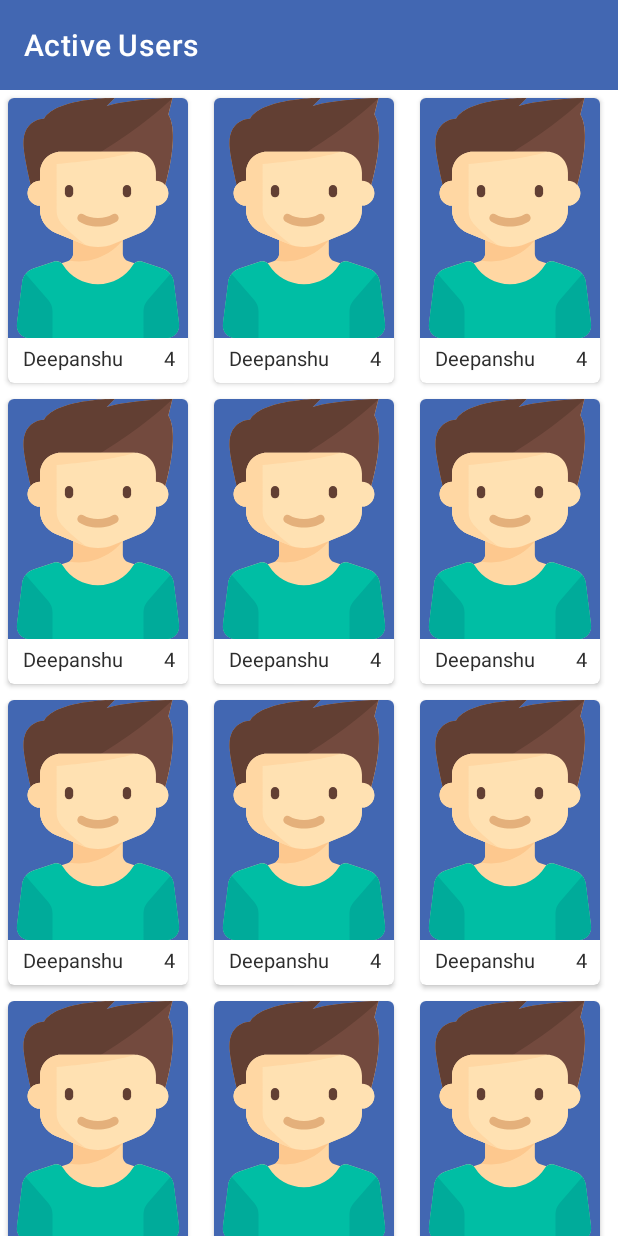
After one commit to Sjsingh101/CampusPool, an Android app: the UserListActivity screen opened directly, with no data from a screen before it, on a phone screen of 412 x 824 dp. The commit adds this screen. Run offline under Robolectric (Android 15) with nearby library versions, the light colour scheme and no system bars.

Commit message:
users grid added

```diff
--- a/app/build.gradle
+++ b/app/build.gradle
@@ -25,6 +25,8 @@ dependencies {
     implementation 'androidx.constraintlayout:constraintlayout:1.1.3'
     implementation 'com.android.support:design:28.0.0'
     implementation 'com.google.android.gms:play-services-maps:16.1.0'
+    implementation 'com.android.support:cardview-v7:28.0.0'
+    implementation 'com.android.support:recyclerview-v7:28.0.0'
     testImplementation 'junit:junit:4.12'
     androidTestImplementation 'androidx.test:runner:1.1.1'
     androidTestImplementation 'androidx.test.espresso:espresso-core:3.1.1'
--- a/app/src/main/java/com/sjsingh101/campuspool/HomeActivity.java
+++ b/app/src/main/java/com/sjsingh101/campuspool/HomeActivity.java
@@ -2,6 +2,7 @@ package com.sjsingh101.campuspool;
 
 import androidx.fragment.app.FragmentActivity;
 
+import android.content.Intent;
 import android.os.Bundle;
 
 import com.google.android.gms.maps.CameraUpdateFactory;
@@ -9,6 +10,7 @@ import com.google.android.gms.maps.GoogleMap;
 import com.google.android.gms.maps.OnMapReadyCallback;
 import com.google.android.gms.maps.SupportMapFragment;
 import com.google.android.gms.maps.model.LatLng;
+import com.google.android.gms.maps.model.Marker;
 import com.google.android.gms.maps.model.MarkerOptions;
 
 public class HomeActivity extends FragmentActivity implements OnMapReadyCallback {
@@ -31,7 +33,16 @@ public class HomeActivity extends FragmentActivity implements OnMapReadyCallback
     public void onMapReady(GoogleMap googleMap) {
         mMap = googleMap;
         LatLng sydney = new LatLng(-34, 151);
-        mMap.addMarker(new MarkerOptions().position(sydney).title("Marker in Sydney"));
+        MarkerOptions test = new MarkerOptions().position(sydney).title("Marker in Sydney");
+        mMap.addMarker(test);
         mMap.moveCamera(CameraUpdateFactory.newLatLng(sydney));
+        mMap.setOnMarkerClickListener(new GoogleMap.OnMarkerClickListener() {
+            @Override
+            public boolean onMarkerClick(Marker marker) {
+                Intent intent = new Intent(HomeActivity.this,UserListActivity.class);
+                startActivity(intent);
+                return false;
+            }
+        });
     }
 }
--- /dev/null
+++ b/app/src/main/java/com/sjsingh101/campuspool/User.java
@@ -0,0 +1,47 @@
+package com.sjsingh101.campuspool;
+
+public class User {
+    private String Name;
+    private int Rating ;
+    private String location ;
+    private int Thumbnail ;
+
+    public String getName() {
+        return Name;
+    }
+
+    public User(String name, int rating, String location, int thumbnail) {
+        Name = name;
+        Rating = rating;
+        this.location = location;
+        Thumbnail = thumbnail;
+    }
+
+    public void setName(String name) {
+        Name = name;
+    }
+
+    public int getRating() {
+        return Rating;
+    }
+
+    public void setRating(int rating) {
+        Rating = rating;
+    }
+
+    public String getLocation() {
+        return location;
+    }
+
+    public void setLocation(String location) {
+        this.location = location;
+    }
+
+    public int getThumbnail() {
+        return Thumbnail;
+    }
+
+    public void setThumbnail(int thumbnail) {
+        Thumbnail = thumbnail;
+    }
+}
--- /dev/null
+++ b/app/src/main/java/com/sjsingh101/campuspool/UserDetailActivity.java
@@ -0,0 +1,14 @@
+package com.sjsingh101.campuspool;
+
+import androidx.appcompat.app.AppCompatActivity;
+
+import android.os.Bundle;
+
+public class UserDetailActivity extends AppCompatActivity {
+
+    @Override
+    protected void onCreate(Bundle savedInstanceState) {
+        super.onCreate(savedInstanceState);
+        setContentView(R.layout.activity_user_detail);
+    }
+}
--- /dev/null
+++ b/app/src/main/java/com/sjsingh101/campuspool/UserListActivity.java
@@ -0,0 +1,49 @@
+package com.sjsingh101.campuspool;
+
+import androidx.appcompat.app.AppCompatActivity;
+import androidx.appcompat.widget.Toolbar;
+import androidx.recyclerview.widget.GridLayoutManager;
+import androidx.recyclerview.widget.RecyclerView;
+
+import android.os.Bundle;
+
+import java.util.ArrayList;
+import java.util.List;
+
+public class UserListActivity extends AppCompatActivity {
+
+    List<User> lstBook ;
+    Toolbar toolbar;
+
+    @Override
+    protected void onCreate(Bundle savedInstanceState) {
+        super.onCreate(savedInstanceState);
+        setContentView(R.layout.activity_user_list);
+        toolbar = findViewById(R.id.toolbar);
+        toolbar.setTitle("Active Users");
+
+        lstBook = new ArrayList<>();
+        lstBook.add(new User("Deepanshu",4,"Mohali",R.drawable.ic_boy));
+        lstBook.add(new User("Deepanshu",4,"Mohali",R.drawable.ic_boy));
+        lstBook.add(new User("Deepanshu",4,"Mohali",R.drawable.ic_boy));
+        lstBook.add(new User("Deepanshu",4,"Mohali",R.drawable.ic_boy));
+        lstBook.add(new User("Deepanshu",4,"Mohali",R.drawable.ic_boy));
+        lstBook.add(new User("Deepanshu",4,"Mohali",R.drawable.ic_boy));
+        lstBook.add(new User("Deepanshu",4,"Mohali",R.drawable.ic_boy));
+        lstBook.add(new User("Deepanshu",4,"Mohali",R.drawable.ic_boy));
+        lstBook.add(new User("Deepanshu",4,"Mohali",R.drawable.ic_boy));
+        lstBook.add(new User("Deepanshu",4,"Mohali",R.drawable.ic_boy));
+        lstBook.add(new User("Deepanshu",4,"Mohali",R.drawable.ic_boy));
+        lstBook.add(new User("Deepanshu",4,"Mohali",R.drawable.ic_boy));
+
+
+
+
+        RecyclerView myrv = (RecyclerView) findViewById(R.id.recyclerview_id);
+        UserProfileAdapter myAdapter = new UserProfileAdapter(this,lstBook);
+        myrv.setLayoutManager(new GridLayoutManager(this,3));
+        myrv.setAdapter(myAdapter);
+
+
+    }
+}
--- /dev/null
+++ b/app/src/main/java/com/sjsingh101/campuspool/UserProfileAdapter.java
@@ -0,0 +1,94 @@
+package com.sjsingh101.campuspool;
+
+
+import android.content.Context;
+import android.content.Intent;
+import android.view.LayoutInflater;
+import android.view.View;
+import android.view.ViewGroup;
+import android.widget.ImageView;
+import android.widget.TextView;
+
+import androidx.cardview.widget.CardView;
+import androidx.recyclerview.widget.RecyclerView;
+
+import java.util.List;
+
+/**
+ * Created by Aws on 28/01/2018.
+ */
+
+public class UserProfileAdapter extends RecyclerView.Adapter<UserProfileAdapter.MyViewHolder> {
+
+    private Context mContext ;
+    private List<User> mData ;
+
+
+    public UserProfileAdapter(Context mContext, List<User> mData) {
+        this.mContext = mContext;
+        this.mData = mData;
+    }
+
+    @Override
+    public MyViewHolder onCreateViewHolder(ViewGroup parent, int viewType) {
+
+        View view ;
+        LayoutInflater mInflater = LayoutInflater.from(mContext);
+        view = mInflater.inflate(R.layout.card_profile,parent,false);
+        return new MyViewHolder(view);
+    }
+
+
+
+    @Override
+    public void onBindViewHolder(MyViewHolder holder, final int position) {
+
+        holder.tv_book_title.setText(mData.get(position).getName());
+        holder.user_rating.setText(Integer.toString(mData.get(position).getRating()));
+        holder.img_book_thumbnail.setImageResource(mData.get(position).getThumbnail());
+        holder.cardView.setOnClickListener(new View.OnClickListener() {
+            @Override
+            public void onClick(View v) {
+
+                Intent intent = new Intent(mContext,UserDetailActivity.class);
+
+                // passing data to the book activity
+                intent.putExtra("Name",mData.get(position).getName());
+                intent.putExtra("Ratings",mData.get(position).getRating());
+                intent.putExtra("Thumbnail",mData.get(position).getThumbnail());
+                // start the activity
+                mContext.startActivity(intent);
+
+            }
+        });
+
+
+
+    }
+
+    @Override
+    public int getItemCount() {
+        return mData.size();
+    }
+
+    public static class MyViewHolder extends RecyclerView.ViewHolder {
+
+        TextView tv_book_title;
+        ImageView img_book_thumbnail;
+        CardView cardView ;
+        TextView user_rating;
+
+        public MyViewHolder(View itemView) {
+            super(itemView);
+
+            tv_book_title = (TextView) itemView.findViewById(R.id.book_title_id) ;
+            img_book_thumbnail = (ImageView) itemView.findViewById(R.id.book_img_id);
+            cardView = (CardView) itemView.findViewById(R.id.cardview_id);
+            user_rating = (TextView) itemView.findViewById(R.id.user_rating_d);
+
+
+        }
+    }
+
+
+}
--- /dev/null
+++ b/app/src/main/res/drawable/ic_boy.xml
@@ -0,0 +1,42 @@
+<vector xmlns:android="http://schemas.android.com/apk/res/android"
+    android:width="464.001dp"
+    android:height="464.001dp"
+    android:viewportWidth="464.001"
+    android:viewportHeight="464.001">
+  <path
+      android:pathData="M388.628,437.023l-10.126,-81.012c-1.529,-12.228 -9.943,-22.492 -21.633,-26.389l-39.047,-13.016c-5.362,-1.788 -11.244,-0.649 -15.379,2.874l-11.502,-3.834c-6.533,-2.178 -10.94,-8.292 -10.94,-15.179v-25.802l34.461,-14.359C332.349,252.855 344,235.378 344,216v-8c13.255,0 24,-10.745 24,-24c0,-5.979 -2.191,-11.443 -5.808,-15.645C368.983,143.637 388.07,65.449 368,32l8,-32c0,0 -84,2 -128,16l16,-16c0,0 -112.5,0 -135.993,39.993L128,40c0,0 -40,-0.333 -40,48c0,17.69 9.867,61.862 14.103,80.015C98.31,172.259 96,177.859 96,184c0,13.255 10.745,24 24,24v8c0,19.377 11.651,36.854 29.538,44.308L184,274.667v25.801c0,6.887 -4.407,13.001 -10.94,15.179l-11.502,3.834c-4.135,-3.523 -10.017,-4.662 -15.379,-2.874l-39.047,13.016c-11.691,3.897 -20.105,14.161 -21.633,26.389l-10.126,81.012C73.582,451.348 84.751,464 99.187,464h0.225h265.176h0.225C379.249,464 390.419,451.348 388.628,437.023z"
+      android:fillColor="#FFD7A3"/>
+  <path
+      android:pathData="M280,274.667l-96,0.001v25.801c0,5.759 -3.186,10.831 -8.017,13.659C243.077,325.871 280,274.667 280,274.667z"
+      android:fillColor="#FDC88E"/>
+  <path
+      android:pathData="M104,176c0,0 -16,-65.474 -16,-88c0,-48.333 40,-48 40,-48l0.007,-0.007C151.5,0 264,0 264,0l-16,16C292,2 376,0 376,0l-8,32c24,40 -8,144 -8,144H104z"
+      android:fillColor="#734A3E"/>
+  <path
+      android:pathData="M264,0c0,0 -112.5,0 -135.993,39.993L128,40c0,0 -40,-0.333 -40,48c0,22.526 16,88 16,88S270.334,101.667 376,0c0,0 -84,2 -128,16L264,0z"
+      android:fillColor="#623F33"/>
+  <path
+      android:pathData="M344,160v-16c0,-22.091 -17.909,-40 -40,-40H160c-22.091,0 -40,17.909 -40,40v16c-13.255,0 -24,10.745 -24,24s10.745,24 24,24v8c0,19.377 11.651,36.854 29.538,44.308l51.691,21.538c9.75,4.063 20.208,6.154 30.77,6.154l0,0c10.562,0 21.019,-2.092 30.769,-6.154l51.694,-21.539C332.349,252.855 344,235.378 344,216v-8c13.255,0 24,-10.745 24,-24S357.255,160 344,160z"
+      android:fillColor="#FFE1B2"/>
+  <path
+      android:pathData="M176,192L176,192c-4.4,0 -8,-3.6 -8,-8v-8c0,-4.4 3.6,-8 8,-8l0,0c4.4,0 8,3.6 8,8v8C184,188.4 180.4,192 176,192z"
+      android:fillColor="#623F33"/>
+  <path
+      android:pathData="M288,192L288,192c-4.4,0 -8,-3.6 -8,-8v-8c0,-4.4 3.6,-8 8,-8l0,0c4.4,0 8,3.6 8,8v8C296,188.4 292.4,192 288,192z"
+      android:fillColor="#623F33"/>
+  <path
+      android:pathData="M232,248.219c-14.223,0 -27.527,-3.5 -36.5,-9.605c-3.652,-2.484 -4.602,-7.461 -2.113,-11.113c2.48,-3.648 7.461,-4.598 11.113,-2.113c6.289,4.277 16.57,6.832 27.5,6.832s21.211,-2.555 27.5,-6.832c3.66,-2.492 8.629,-1.539 11.113,2.113c2.488,3.652 1.539,8.629 -2.113,11.113C259.528,244.719 246.223,248.219 232,248.219z"
+      android:fillColor="#E4B07B"/>
+  <path
+      android:pathData="M388.628,437.024l-10.126,-81.012c-1.528,-12.228 -9.943,-22.492 -21.633,-26.389l-39.047,-13.016c-6.8,-2.267 -14.45,0.154 -18.291,6.206C285.349,345.157 260.424,360 232,360s-53.349,-14.844 -67.53,-37.187c-3.841,-6.052 -11.491,-8.473 -18.291,-6.206l-39.047,13.016c-11.691,3.897 -20.105,14.161 -21.633,26.389l-10.126,81.012c-1.791,14.324 9.379,26.977 23.815,26.977h265.626C379.249,464.001 390.419,451.348 388.628,437.024z"
+      android:fillColor="#00BEA4"/>
+  <path
+      android:pathData="M92.168,340.168c-3.552,4.497 -5.93,9.93 -6.669,15.843l-10.126,81.012C73.582,451.348 84.752,464 99.188,464H144v-52.067c0,-7.697 -2.774,-15.135 -7.813,-20.953L92.168,340.168z"
+      android:fillColor="#00AB9A"/>
+  <path
+      android:pathData="M371.832,340.168c3.552,4.497 5.93,9.93 6.669,15.843l10.126,81.012c1.791,14.325 -9.379,26.977 -23.815,26.977H320v-52.067c0,-7.697 2.774,-15.135 7.813,-20.953L371.832,340.168z"
+      android:fillColor="#00AB9A"/>
+  <path
+      android:pathData="M161.996,243.723c-6.482,-6.95 -9.995,-16.121 -9.995,-25.625v-90.66c25.463,-1.909 105.744,-8.852 152,-23.438H160c-2.754,0 -5.421,0.321 -8,0.881v-0.075c-18.257,3.707 -32,19.843 -32,39.194v16c-13.255,0 -24,10.745 -24,24s10.745,24 24,24v8c0,19.378 11.651,36.855 29.538,44.308l51.69,21.538c2.53,1.054 5.112,1.962 7.727,2.749C186.111,267.883 170.905,253.274 161.996,243.723z"
+      android:fillColor="#FFD7A3"/>
+</vector>
--- /dev/null
+++ b/app/src/main/res/layout/activity_user_detail.xml
@@ -0,0 +1,9 @@
+<?xml version="1.0" encoding="utf-8"?>
+<androidx.constraintlayout.widget.ConstraintLayout xmlns:android="http://schemas.android.com/apk/res/android"
+    xmlns:app="http://schemas.android.com/apk/res-auto"
+    xmlns:tools="http://schemas.android.com/tools"
+    android:layout_width="match_parent"
+    android:layout_height="match_parent"
+    tools:context=".UserDetailActivity">
+
+</androidx.constraintlayout.widget.ConstraintLayout>
--- /dev/null
+++ b/app/src/main/res/layout/activity_user_list.xml
@@ -0,0 +1,20 @@
+<?xml version="1.0" encoding="utf-8"?>
+<LinearLayout xmlns:android="http://schemas.android.com/apk/res/android"
+    xmlns:app="http://schemas.android.com/apk/res-auto"
+    android:orientation="vertical"
+    xmlns:tools="http://schemas.android.com/tools"
+    android:layout_width="match_parent"
+    android:layout_height="match_parent"
+    tools:context=".UserListActivity">
+
+    <androidx.appcompat.widget.Toolbar
+        android:id="@+id/toolbar"
+        android:background="@color/colorfb"
+        app:titleTextColor="@android:color/white"
+        android:layout_width="match_parent"
+        android:layout_height="60dp"/>
+    <androidx.recyclerview.widget.RecyclerView
+        android:id="@+id/recyclerview_id"
+        android:layout_width="match_parent"
+        android:layout_height="match_parent"></androidx.recyclerview.widget.RecyclerView>
+</LinearLayout>
--- /dev/null
+++ b/app/src/main/res/layout/card_profile.xml
@@ -0,0 +1,55 @@
+<?xml version="1.0" encoding="utf-8"?>
+<androidx.cardview.widget.CardView xmlns:android="http://schemas.android.com/apk/res/android"
+    android:id="@+id/cardview_id"
+    android:clickable="true"
+    android:foreground="?android:attr/selectableItemBackground"
+    android:layout_width="120dp"
+    android:layout_height="190dp"
+    xmlns:cardview="http://schemas.android.com/apk/res-auto"
+    android:layout_margin="5dp"
+    cardview:cardCornerRadius="4dp">
+
+    <LinearLayout
+        android:orientation="vertical"
+        android:layout_width="match_parent"
+        android:layout_height="match_parent">
+
+        <ImageView
+            android:id="@+id/book_img_id"
+            android:layout_width="match_parent"
+            android:layout_height="160dp"
+            android:scaleType="centerCrop"
+            android:background="@color/colorfb"/>
+
+
+        <LinearLayout
+            android:layout_width="match_parent"
+            android:layout_height="match_parent"
+            android:paddingTop="4dp"
+            android:orientation="horizontal">
+
+            <TextView
+                android:id="@+id/book_title_id"
+                android:textColor="#2d2d2d"
+                android:textSize="13sp"
+                android:gravity="left"
+                android:layout_width="wrap_content"
+                android:layout_height="match_parent"
+                android:layout_marginRight="27dp"
+                android:layout_marginLeft="10dp"
+                android:text="Book Title"/>
+            <TextView
+                android:id="@+id/user_rating_d"
+                android:textColor="#2d2d2d"
+                android:textSize="13sp"
+                android:gravity="right"
+                android:layout_width="wrap_content"
+                android:layout_height="match_parent"
+                android:text="5" />
+        </LinearLayout>
+
+
+
+    </LinearLayout>
+
+</androidx.cardview.widget.CardView>
--- a/app/src/main/res/values/colors.xml
+++ b/app/src/main/res/values/colors.xml
@@ -3,4 +3,5 @@
     <color name="colorPrimary">#008577</color>
     <color name="colorPrimaryDark">#00574B</color>
     <color name="colorAccent">#D81B60</color>
+    <color name="colorfb">#4267B2</color>
 </resources>
```
Also changed, not shown: app/src/main/AndroidManifest.xml (+4 -9 lines).
